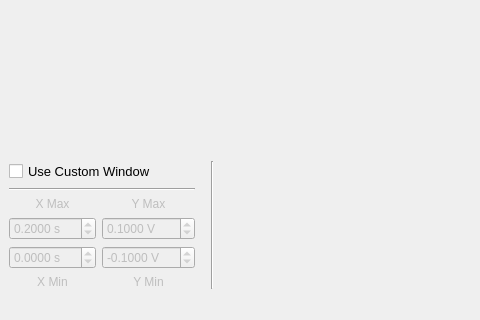
First picture: the form in ui/abr.ui, repository portfors-lab/SparkleAnalysis, before the edit; both pictures show x 0 to 480 and y 215 to 535 of the 680 by 535 pixel window.
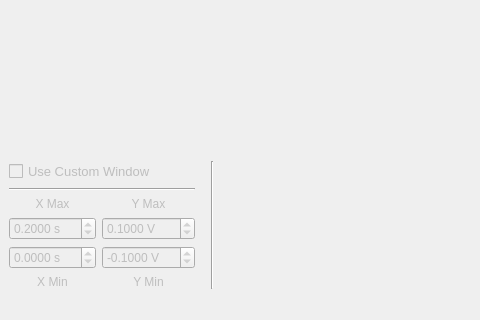
Second picture: the form after the edit. Icons and pictures are not drawn. Custom widgets are drawn as their Qt base class.

Commit message: Added minimum separation between plots in ABRs

```diff
--- a/ui/abr.ui
+++ b/ui/abr.ui
@@ -249,6 +249,9 @@
         </property>
         <item>
          <widget class="QCheckBox" name="checkBox_custom_window">
+          <property name="enabled">
+           <bool>false</bool>
+          </property>
           <property name="font">
            <font>
             <pointsize>10</pointsize>
```
The commit also changes 2 other files.
